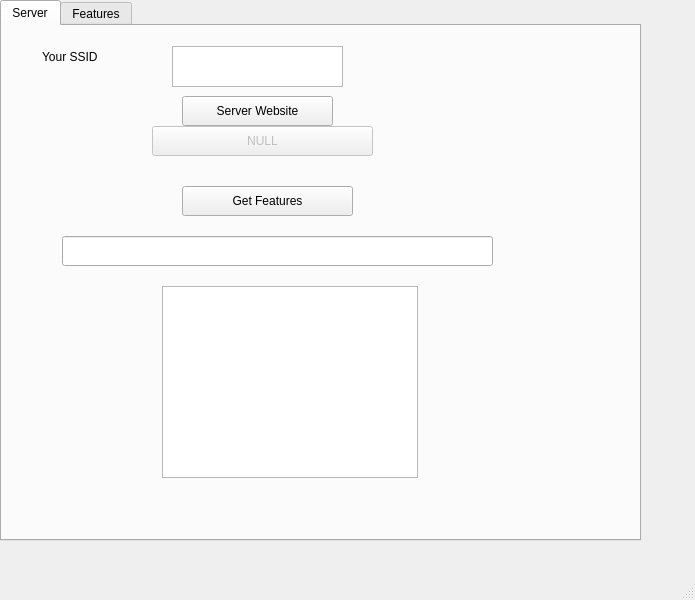
The window that GUI/FOTA_ver1/fota.ui (GP-4M-New-Capital-Intake3-Project2/GUI) describes before a commit, drawn with Qt 5.
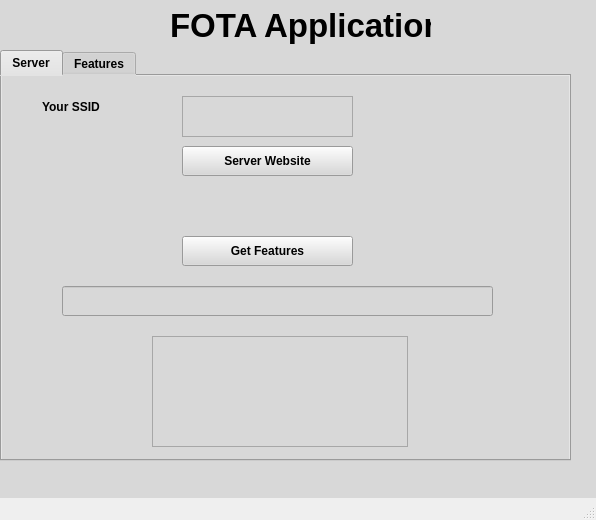
The same window after the commit.

What changed in the file:
```diff
--- a/GUI/FOTA_ver1/fota.ui
+++ b/GUI/FOTA_ver1/fota.ui
@@ -6,23 +6,42 @@
    <rect>
     <x>0</x>
     <y>0</y>
-    <width>695</width>
-    <height>600</height>
+    <width>596</width>
+    <height>520</height>
    </rect>
   </property>
   <property name="windowTitle">
    <string>MainWindow</string>
   </property>
   <widget class="QWidget" name="centralwidget">
+   <property name="styleSheet">
+    <string notr="true">QWidget{
+
+background:rgb(216, 216, 216)
+
+}</string>
+   </property>
    <widget class="QTabWidget" name="tabWidget">
     <property name="geometry">
      <rect>
       <x>0</x>
-      <y>0</y>
-      <width>641</width>
-      <height>541</height>
+      <y>50</y>
+      <width>571</width>
+      <height>411</height>
      </rect>
     </property>
+    <property name="font">
+     <font>
+      <weight>75</weight>
+      <bold>true</bold>
+     </font>
+    </property>
+    <property name="styleSheet">
+     <string notr="true">QTabWidget{
+
+
+}</string>
+    </property>
     <property name="currentIndex">
      <number>0</number>
     </property>
@@ -35,33 +54,20 @@
        <rect>
         <x>180</x>
         <y>70</y>
-        <width>151</width>
+        <width>171</width>
         <height>30</height>
        </rect>
       </property>
+      <property name="font">
+       <font>
+        <weight>75</weight>
+        <bold>true</bold>
+       </font>
+      </property>
       <property name="text">
        <string>Server Website</string>
       </property>
      </widget>
-     <widget class="QPushButton" name="NULL_2">
-      <property name="enabled">
-       <bool>false</bool>
-      </property>
-      <property name="geometry">
-       <rect>
-        <x>150</x>
-        <y>100</y>
-        <width>221</width>
-        <height>30</height>
-       </rect>
-      </property>
-      <property name="text">
-       <string>NULL</string>
-      </property>
-      <property name="flat">
-       <bool>false</bool>
-      </property>
-     </widget>
      <widget class="QLabel" name="ShowSSID_label">
       <property name="geometry">
        <rect>
@@ -71,6 +77,12 @@
         <height>22</height>
        </rect>
       </property>
+      <property name="font">
+       <font>
+        <weight>75</weight>
+        <bold>true</bold>
+       </font>
+      </property>
       <property name="text">
        <string>Your SSID</string>
       </property>
@@ -78,12 +90,24 @@
      <widget class="QTextEdit" name="ShowSSID_textEdit">
       <property name="geometry">
        <rect>
-        <x>170</x>
+        <x>180</x>
         <y>20</y>
         <width>171</width>
         <height>41</height>
        </rect>
       </property>
+      <property name="font">
+       <font>
+        <weight>75</weight>
+        <bold>true</bold>
+       </font>
+      </property>
+      <property name="styleSheet">
+       <string notr="true">QTextEdit{
+color: Yellow;
+
+}</string>
+      </property>
      </widget>
      <widget class="QLineEdit" name="Path_lineEdit">
       <property name="geometry">
@@ -98,10 +122,10 @@
      <widget class="QListWidget" name="listWidget">
       <property name="geometry">
        <rect>
-        <x>160</x>
+        <x>150</x>
         <y>260</y>
         <width>256</width>
-        <height>192</height>
+        <height>111</height>
        </rect>
       </property>
      </widget>
@@ -114,6 +138,12 @@
         <height>30</height>
        </rect>
       </property>
+      <property name="font">
+       <font>
+        <weight>75</weight>
+        <bold>true</bold>
+       </font>
+      </property>
       <property name="text">
        <string>Get Features</string>
       </property>
@@ -212,6 +242,26 @@
      <zorder>Access_Finger_button</zorder>
     </widget>
    </widget>
+   <widget class="QLabel" name="label_3">
+    <property name="geometry">
+     <rect>
+      <x>170</x>
+      <y>-10</y>
+      <width>261</width>
+      <height>71</height>
+     </rect>
+    </property>
+    <property name="font">
+     <font>
+      <pointsize>25</pointsize>
+      <weight>75</weight>
+      <bold>true</bold>
+     </font>
+    </property>
+    <property name="text">
+     <string>FOTA Application</string>
+    </property>
+   </widget>
   </widget>
   <widget class="QMenuBar" name="menubar">
    <property name="geometry">
```
Left out of the diff: 56 changed lines with no effect on the pictures.
